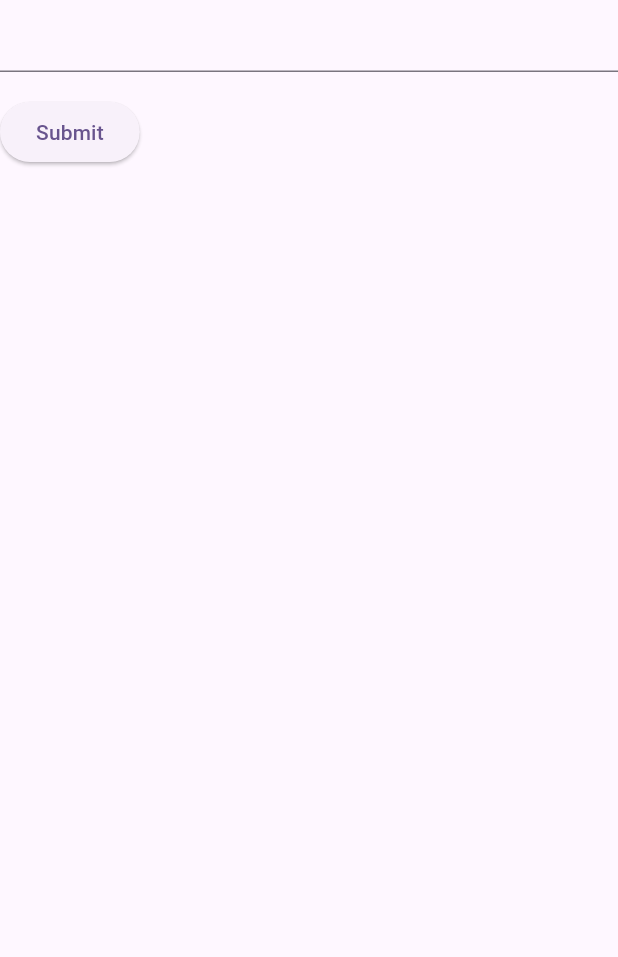
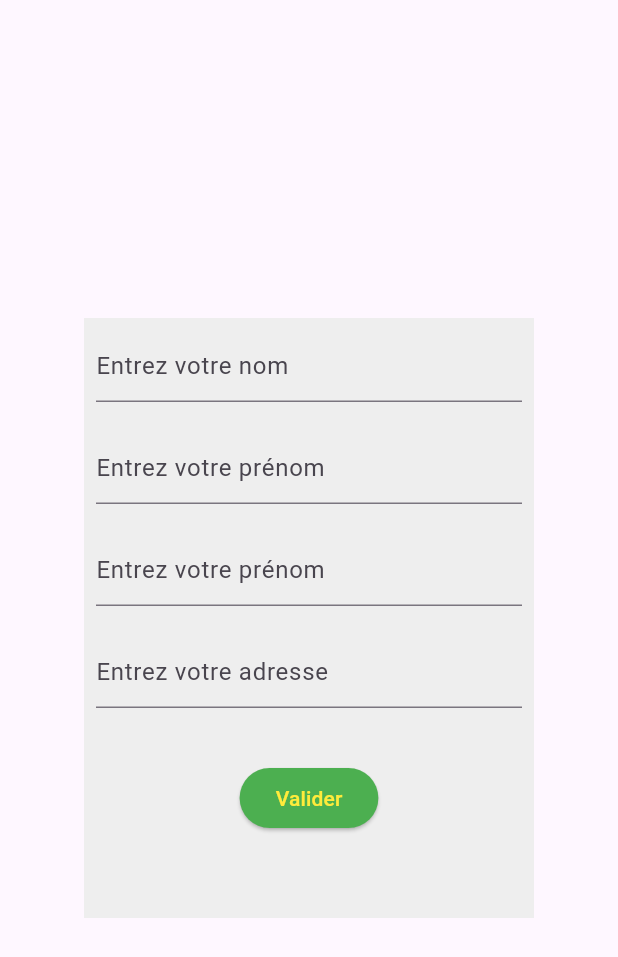
Before and after one commit to RaphaelAZ/flutter-zoo, a Flutter app: the screen it shows after launch, after a tap on "ENTER THE JUNGLE !", on a phone screen of 412 x 824 dp. Shown: the top 957 px of the screen. Run offline on Flutter 3.47's test engine with Material 3 defaults, Android fonts, the light colour scheme and no system bars.

Commit message:
(+) Form FlutterZoo

```diff
--- a/lib/form.dart
+++ b/lib/form.dart
@@ -13,16 +13,54 @@ class _FlutterZooFormState extends State<FlutterZooForm> {
 
   @override
   Widget build(BuildContext context) {
-    return Material(
+    return Scaffold(
+      body: Center(
         child: Form(
           key: _formKey,
           child: Column(
-            crossAxisAlignment: CrossAxisAlignment.start,
+            mainAxisAlignment: MainAxisAlignment.center,
+            children: <Widget>[
+              Container(
+                margin: const EdgeInsets.all(10.0),
+                color: Colors.grey.shade200,
+                width: 300,
+                height: 400,
+                padding: const EdgeInsets.all(8.0),
+                child: Column(
+                  spacing: 20,
                   children: [
                     TextFormField(
+                      decoration: const InputDecoration(hintText: 'Entrez votre nom'),
                       validator: (value) {
                         if (value == null || value.isEmpty) {
-                    return 'Please enter some text';
+                          return 'Entrez une valeur';
+                        }
+                        return null;
+                      },
+                    ),
+                    TextFormField(
+                      decoration: const InputDecoration(hintText: 'Entrez votre prénom'),
+                      validator: (value) {
+                        if (value == null || value.isEmpty) {
+                          return 'Entrez une valeur';
+                        }
+                        return null;
+                      },
+                    ),
+                    TextFormField(
+                      decoration: const InputDecoration(hintText: 'Entrez votre prénom'),
+                      validator: (value) {
+                        if (value == null || value.isEmpty) {
+                          return 'Entrez une valeur';
+                        }
+                        return null;
+                      },
+                    ),
+                    TextFormField(
+                      decoration: const InputDecoration(hintText: 'Entrez votre adresse'),
+                      validator: (value) {
+                        if (value == null || value.isEmpty) {
+                          return 'Entrez une valeur';
                         }
                         return null;
                       },
@@ -33,14 +71,28 @@ class _FlutterZooFormState extends State<FlutterZooForm> {
                         onPressed: () {
                           if (_formKey.currentState!.validate()) {
                             ScaffoldMessenger.of(context).showSnackBar(
-                        const SnackBar(content: Text('Processing Data')),
+                              const SnackBar(content: Text('Chargement')),
                             );
                           }
                         },
-                  child: const Text('Submit'),
+                        style: ButtonStyle(
+                          foregroundColor: WidgetStateProperty<Color>.fromMap(<WidgetStatesConstraint, Color>{
+                            WidgetState.focused: Colors.blueAccent,
+                            WidgetState.pressed | WidgetState.hovered: Colors.blue,
+                            WidgetState.any: Colors.yellow.shade500,
+                          }),
+                          backgroundColor: WidgetStateProperty<Color>.fromMap(<WidgetStatesConstraint, Color>{
+                            WidgetState.any: Colors.green.shade500,
+                          }),
+                        ),
+                        child: const Text('Valider'),
                       ),
                     ),
                   ],
+                ),
+              ),
+            ],
+          ),
         ),
       )
     );
--- a/lib/main.dart
+++ b/lib/main.dart
@@ -29,10 +29,6 @@ class FlutterZooHome extends StatefulWidget {
 }
 
 class _FlutterZooHomeState extends State<FlutterZooHome> {
-  void _gotoJungle() {
-    setState(() {});
-  }
-
   @override
   Widget build(BuildContext context) {
     return Scaffold(
@@ -60,7 +56,7 @@ class _FlutterZooHomeState extends State<FlutterZooHome> {
               height: 500,
               padding: const EdgeInsets.all(8.0),
             ),
-            TextButton(
+            ElevatedButton(
               style: ButtonStyle(
                 foregroundColor: WidgetStateProperty<Color>.fromMap(<WidgetStatesConstraint, Color>{
                   WidgetState.focused: Colors.blueAccent,
```
Lines whose indentation alone changed are shown as unchanged.
